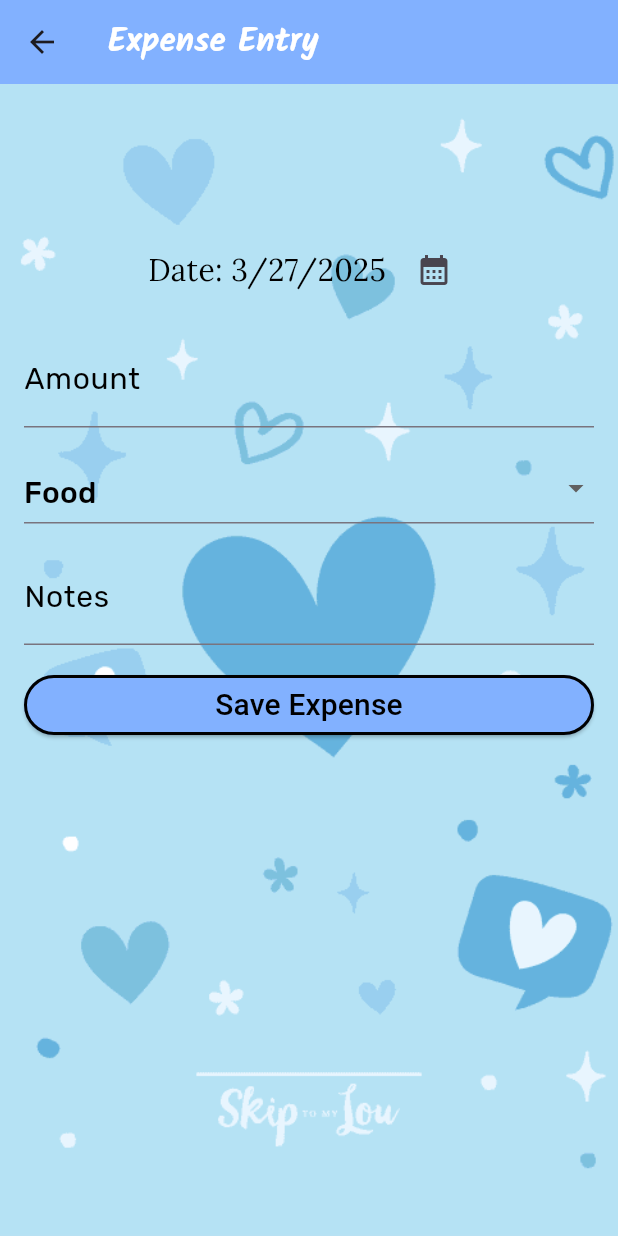
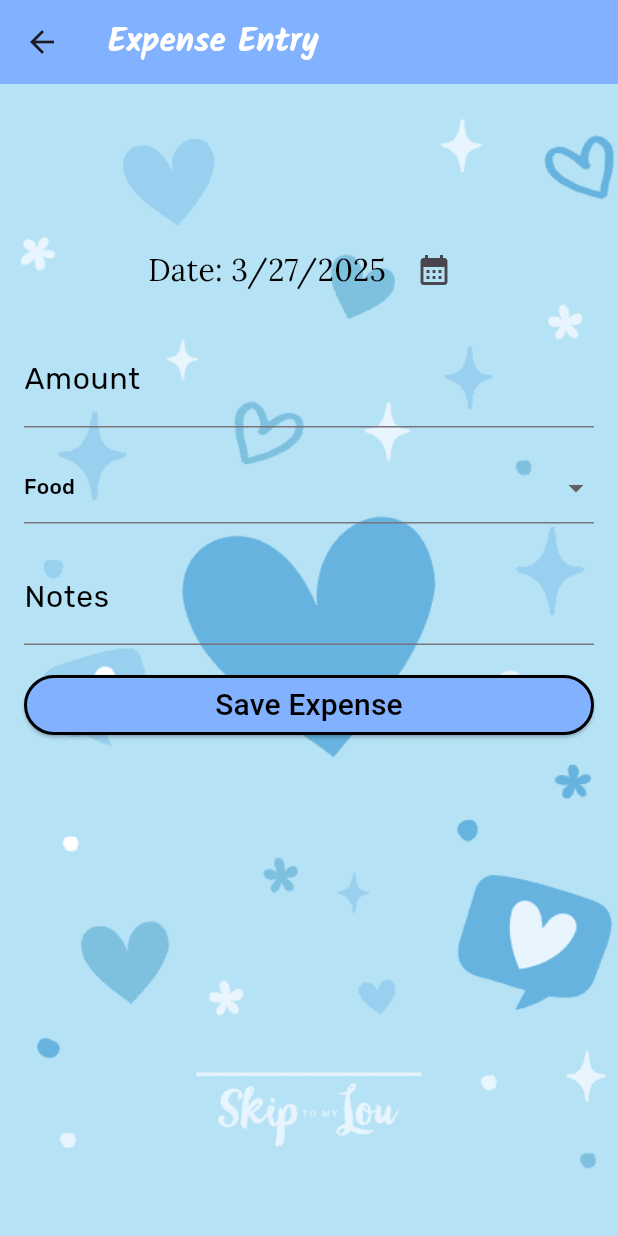
Before and after one commit to SophieNguyen113/Personal-Finance-Manager, a Flutter app: the ExpenseEntryScreen screen opened directly, on a phone screen of 412 x 824 dp. Run offline on Flutter 3.47's test engine with Material 3 defaults, Android fonts, the phone set to English and light mode, and no system bars; our stand-ins replace community_charts_flutter, google_fonts, sqflite; accounts and stored records are empty.

Commit message:
flutter build

```diff
--- a/lib/screens/budget_setup_screen.dart
+++ b/lib/screens/budget_setup_screen.dart
@@ -94,7 +94,7 @@ class BudgetSetupScreenState extends State<BudgetSetupScreen> {
                         value,
                         style: GoogleFonts.rubik(
                           color: Colors.black,
-                          fontSize: 18,
+                          fontSize: 14,
                         ),
                       ),
                     );
--- a/lib/screens/expense_entry_screen.dart
+++ b/lib/screens/expense_entry_screen.dart
@@ -97,7 +97,7 @@ class ExpenseEntryScreenState extends State<ExpenseEntryScreen> {
                         value,
                         style: GoogleFonts.rubik(
                           color: Colors.black,
-                          fontSize: 20,
+                          fontSize: 14,
                         ),
                       ),
                     );
```
